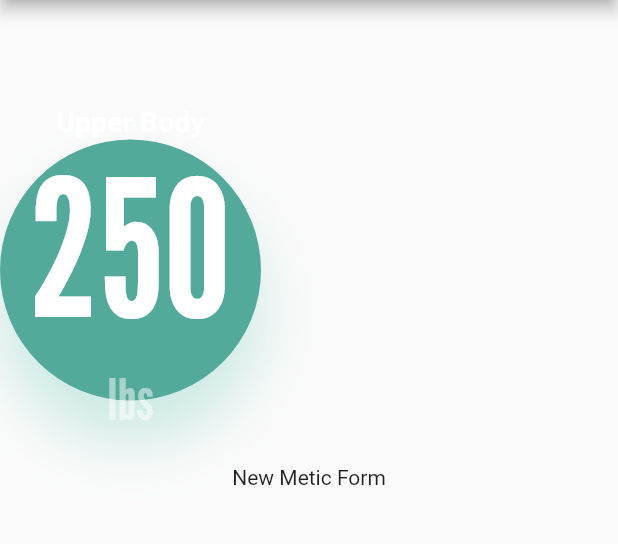
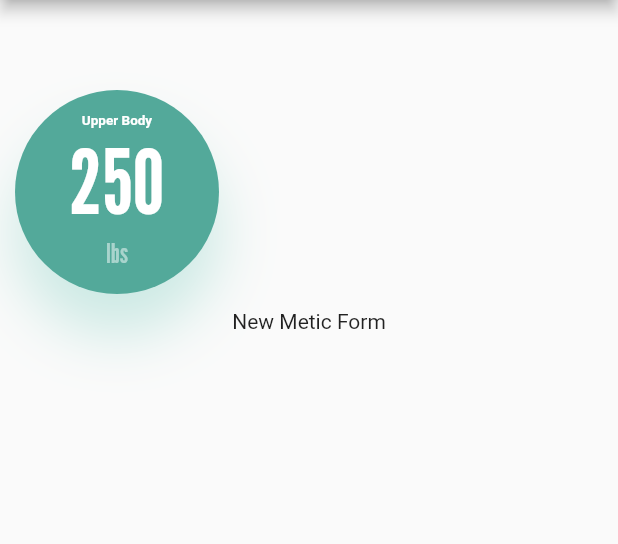
Before and after one commit to kguertin/tonal, a Flutter app: the screen it shows after launch, on a phone screen of 412 x 824 dp, the part 84-628 px from its top. Run offline on Flutter 3.47's test engine with Material 2 defaults, Android fonts, the phone set to English and light mode, and no system bars; Roboto replaces fonts that are missing (Helvetica).

Commit message:
render mobile size

```diff
--- /dev/null
+++ b/lib/ui/metric_bubble.dart
@@ -0,0 +1,54 @@
+import 'package:flutter/material.dart';
+import 'package:tonal_assessment/models/metric_bubble.dart';
+import 'package:tonal_assessment/styles.dart';
+
+class MetricBubbleItem extends StatelessWidget {
+  final MetricBubble metric;
+
+  const MetricBubbleItem({Key? key, required this.metric}) : super(key: key);
+
+  @override
+  Widget build(BuildContext context) {
+    final deviceData = MediaQuery.of(context);
+    final isMobileDevice = deviceData.size.width < 900;
+    final widgetDiameter =
+        isMobileDevice ? bubbleDiameter.toDouble() / 2 : bubbleDiameter.toDouble();
+
+    return Container(
+      height: widgetDiameter,
+      width: widgetDiameter,
+      decoration: bubbleBoxDecoration,
+      child: Column(
+        mainAxisAlignment: MainAxisAlignment.center,
+        crossAxisAlignment: CrossAxisAlignment.center,
+        children: [
+          Text(
+            metric.label,
+            style: TextStyle(
+              fontFamily: 'Helvetica',
+              fontWeight: FontWeight.bold,
+              fontSize: isMobileDevice ? 9 : 19,
+              color: Colors.white,
+            ),
+          ),
+          Text(
+            "${metric.weight}",
+            style: TextStyle(
+              fontFamily: 'League Gothic',
+              fontSize: isMobileDevice ? 60 : 127,
+              color: Colors.white,
+            ),
+          ),
+          Text(
+            metric.unit,
+            style: TextStyle(
+              fontFamily: 'League Gothic',
+              fontSize: isMobileDevice ? 18 : 38,
+              color: Color(0x80ffffff),
+            ),
+          )
+        ],
+      ),
+    );
+  }
+}
--- a/lib/ui/metric_bubble_display.dart
+++ b/lib/ui/metric_bubble_display.dart
@@ -1,6 +1,6 @@
 import 'package:flutter/material.dart';
 import 'package:tonal_assessment/models/metric_bubble.dart';
-import 'package:tonal_assessment/styles.dart';
+import 'package:tonal_assessment/ui/metric_bubble.dart';
 
 class MetricBubbleDisplay extends StatelessWidget {
   MetricBubbleDisplay({Key? key}) : super(key: key);
@@ -10,31 +10,9 @@ class MetricBubbleDisplay extends StatelessWidget {
   @override
   Widget build(BuildContext context) {
     return Container(
+      padding: const EdgeInsets.all(10.0),
       child: Row(
-        children: metric_bubbles
-            .map(
-              (metric) => Container(
-                padding: const EdgeInsets.all(20.0),
-                decoration: bubbleBoxDecoration,
-                child: Column(
-                  children: [
-                    Text(
-                      metric.label,
-                      style: labelTextStyle,
-                    ),
-                    Text(
-                      "${metric.weight}",
-                      style: weightTextStyle,
-                    ),
-                    Text(
-                      metric.unit,
-                      style: unitTextStyle,
-                    )
-                  ],
-                ),
-              ),
-            )
-            .toList(),
+        children: metric_bubbles.map((metric) => MetricBubbleItem(metric: metric)).toList(),
       ),
     );
   }
```
